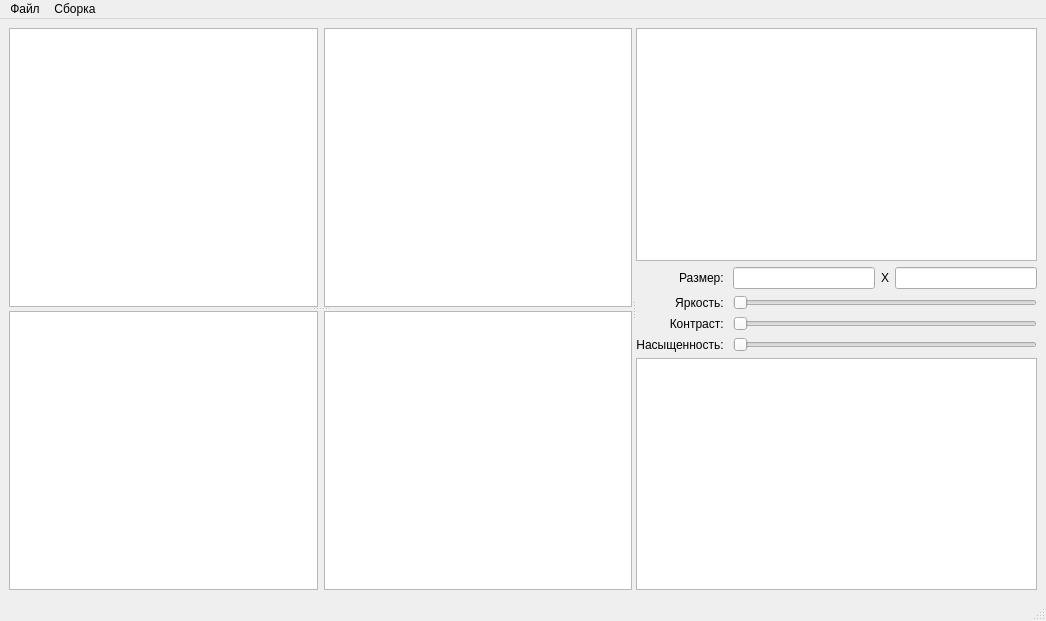
The window that mainwindow.ui (Slp04/test_alg) describes before a commit, drawn with Qt 5.
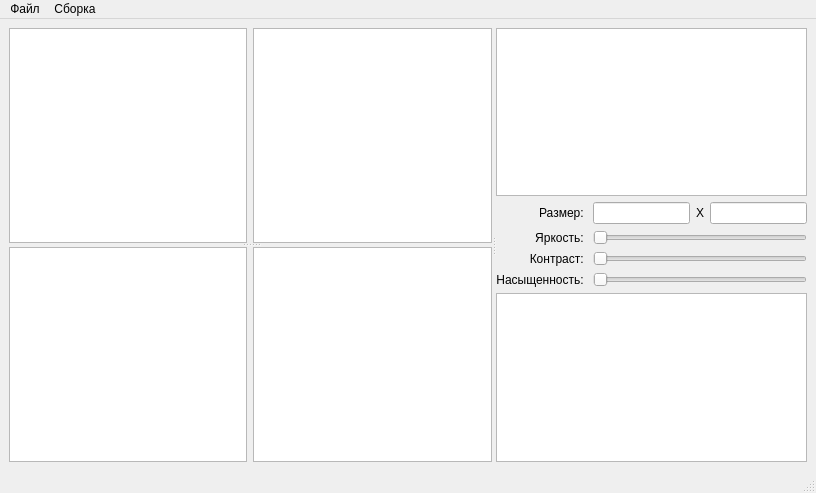
The same window after the commit.

Commit message: Добавил нахождение имени проекта в CMakeLists.txt; добавил подсчёт времени работы программы и вывод результата

Patch:
```diff
--- a/mainwindow.ui
+++ b/mainwindow.ui
@@ -6,8 +6,8 @@
    <rect>
     <x>0</x>
     <y>0</y>
-    <width>1046</width>
-    <height>621</height>
+    <width>816</width>
+    <height>493</height>
    </rect>
   </property>
   <property name="windowTitle">
@@ -80,36 +80,16 @@
       </widget>
       <widget class="QWidget" name="verticalLayoutWidget">
        <layout class="QVBoxLayout" name="verticalLayout">
-        <item>
-         <widget class="QGraphicsView" name="graphicsView">
-          <property name="baseSize">
-           <size>
-            <width>200</width>
-            <height>0</height>
-           </size>
-          </property>
-         </widget>
-        </item>
         <item>
          <layout class="QGridLayout" name="gridLayout">
-          <item row="2" column="1" colspan="3">
-           <widget class="QSlider" name="horizontalSlider_2">
-            <property name="orientation">
-             <enum>Qt::Horizontal</enum>
-            </property>
-           </widget>
-          </item>
-          <item row="0" column="0">
-           <widget class="QLabel" name="label_size">
+          <item row="1" column="2">
+           <widget class="QLabel" name="label_x">
             <property name="text">
-             <string>Размер: </string>
-            </property>
-            <property name="alignment">
-             <set>Qt::AlignRight|Qt::AlignTrailing|Qt::AlignVCenter</set>
+             <string>X</string>
             </property>
            </widget>
           </item>
-          <item row="1" column="0">
+          <item row="2" column="0">
            <widget class="QLabel" name="label_brightness">
             <property name="text">
              <string>Яркость: </string>
@@ -119,17 +99,17 @@
             </property>
            </widget>
           </item>
-          <item row="0" column="1">
-           <widget class="QLineEdit" name="lineEdit"/>
-          </item>
-          <item row="1" column="1" colspan="3">
-           <widget class="QSlider" name="horizontalSlider">
-            <property name="orientation">
-             <enum>Qt::Horizontal</enum>
+          <item row="1" column="0">
+           <widget class="QLabel" name="label_size">
+            <property name="text">
+             <string>Размер: </string>
+            </property>
+            <property name="alignment">
+             <set>Qt::AlignRight|Qt::AlignTrailing|Qt::AlignVCenter</set>
             </property>
            </widget>
           </item>
-          <item row="2" column="0">
+          <item row="3" column="0">
            <widget class="QLabel" name="label_contrast">
             <property name="text">
              <string>Контраст: </string>
@@ -139,24 +119,17 @@
             </property>
            </widget>
           </item>
-          <item row="0" column="3">
-           <widget class="QLineEdit" name="lineEdit_2"/>
+          <item row="1" column="1">
+           <widget class="QLineEdit" name="lineEdit"/>
           </item>
-          <item row="0" column="2">
-           <widget class="QLabel" name="label_x">
-            <property name="text">
-             <string>X</string>
-            </property>
-           </widget>
-          </item>
-          <item row="3" column="1" colspan="3">
+          <item row="4" column="1" colspan="3">
            <widget class="QSlider" name="horizontalSlider_3">
             <property name="orientation">
              <enum>Qt::Horizontal</enum>
             </property>
            </widget>
           </item>
-          <item row="3" column="0">
+          <item row="4" column="0">
            <widget class="QLabel" name="label_saturation">
             <property name="text">
              <string>Насыщенность: </string>
@@ -166,6 +139,26 @@
             </property>
            </widget>
           </item>
+          <item row="3" column="1" colspan="3">
+           <widget class="QSlider" name="horizontalSlider_2">
+            <property name="orientation">
+             <enum>Qt::Horizontal</enum>
+            </property>
+           </widget>
+          </item>
+          <item row="1" column="3">
+           <widget class="QLineEdit" name="lineEdit_2"/>
+          </item>
+          <item row="2" column="1" colspan="3">
+           <widget class="QSlider" name="horizontalSlider">
+            <property name="orientation">
+             <enum>Qt::Horizontal</enum>
+            </property>
+           </widget>
+          </item>
+          <item row="0" column="0" colspan="4">
+           <widget class="QTextEdit" name="textEdit_result"/>
+          </item>
          </layout>
         </item>
         <item>
@@ -182,7 +175,7 @@
     <rect>
      <x>0</x>
      <y>0</y>
-     <width>1046</width>
+     <width>816</width>
      <height>22</height>
     </rect>
    </property>
```
The commit also changes 2 other files.
